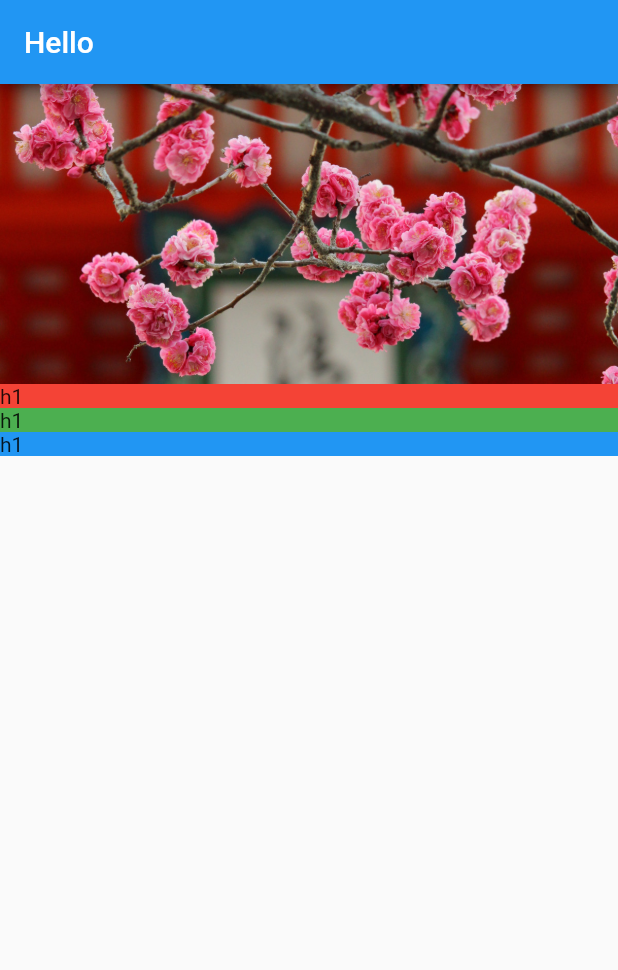
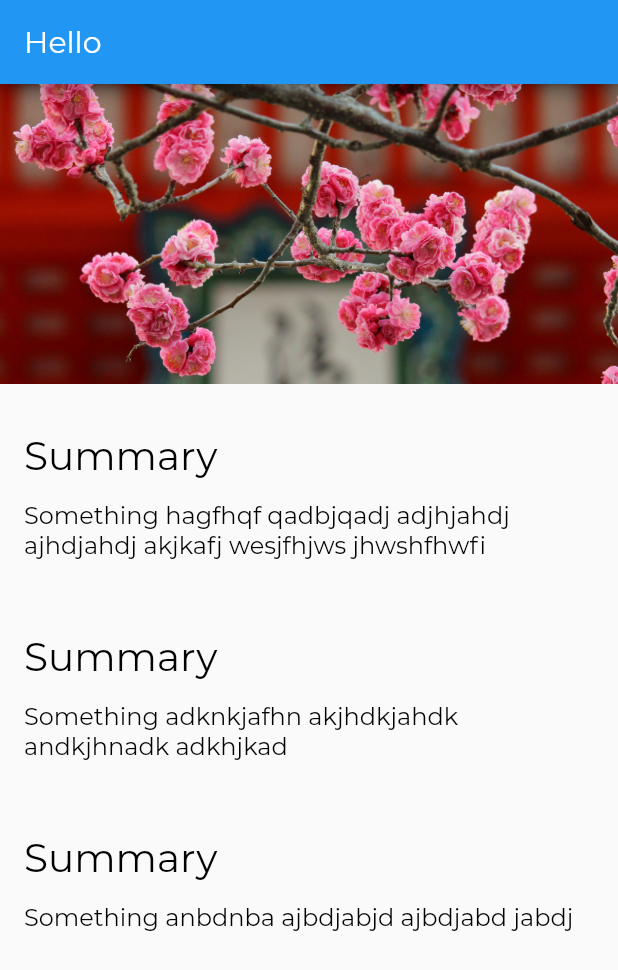
Before and after one commit to ngtruongthanh98/tourist_flutter_app, a Flutter app: the screen it shows after launch, on a phone screen of 412 x 824 dp. Shown: the top 970 px of the screen. Run offline on Flutter 3.47's test engine with Material 2 defaults, Android fonts, the phone set to English and light mode, and no system bars.

Commit message:
Add styles and fonts to the project.

```diff
--- a/lib/app.dart
+++ b/lib/app.dart
@@ -2,12 +2,22 @@
 
 import 'package:flutter/material.dart';
 import 'screens/location_detail/location_detail.dart';
+import 'style.dart';
 
 class App extends StatelessWidget {
   @override
   Widget build(BuildContext context) {
     return MaterialApp(
       home: LocationDetail(),
+      theme: ThemeData(
+        appBarTheme: AppBarTheme(
+          textTheme: TextTheme(title: AppBarTextStyle),
+        ),
+        textTheme: TextTheme(
+          title: TitleTextStyle,
+          body1: Body1TextStyle,
+        )
+      ),
     );
   }
 }
--- a/lib/screens/location_detail/location_detail.dart
+++ b/lib/screens/location_detail/location_detail.dart
@@ -14,9 +14,9 @@ class LocationDetail extends StatelessWidget {
         crossAxisAlignment: CrossAxisAlignment.stretch,
         children: [
           ImageBanner("assets/images/kiyomizu-dera.jpg"),
-          TextSection(Colors.red),
-          TextSection(Colors.green),
-          TextSection(Colors.blue),
+          TextSection("Summary", "Something hagfhqf qadbjqadj adjhjahdj ajhdjahdj akjkafj wesjfhjws jhwshfhwfi"),
+          TextSection("Summary", "Something adknkjafhn akjhdkjahdk andkjhnadk adkhjkad"),
+          TextSection("Summary", "Something anbdnba ajbdjabjd ajbdjabd jabdj"),
         ]
       )
     );
--- a/lib/screens/location_detail/text_section.dart
+++ b/lib/screens/location_detail/text_section.dart
@@ -1,17 +1,27 @@
 import 'package:flutter/material.dart';
 
 class TextSection extends StatelessWidget {
-  final Color _color;
+  final String _title;
+  final String _body;
+  static const double _hPad = 16.0;
 
-  TextSection(this._color);
+  TextSection(this._title, this._body);
 
   @override
   Widget build(BuildContext context) {
-    return Container(
-      decoration: BoxDecoration(
-        color: _color,
-      ),
-      child: Text('h1'),
+    return Column(
+      mainAxisAlignment: MainAxisAlignment.start,
+      crossAxisAlignment: CrossAxisAlignment.stretch,
+      children: [
+        Container(
+            padding: const EdgeInsets.fromLTRB(_hPad, 32.0, _hPad, 4.0),
+            child: Text(_title, style: Theme.of(context).textTheme.title),
+        ),
+        Container(
+          padding: const EdgeInsets.fromLTRB(_hPad, 10.0, _hPad, _hPad),
+          child: Text(_body, style: Theme.of(context).textTheme.body1),
+        ),
+      ],
     );
   }
 }
--- /dev/null
+++ b/lib/style.dart
@@ -0,0 +1,28 @@
+  import 'package:flutter/material.dart';
+
+  const LargeTextSize = 26.0;
+  const MediumTextSize = 20.0;
+  const BodyTextSize = 16.0;
+
+  const String FontNameDefault = 'Montserrat';
+
+  const AppBarTextStyle = TextStyle(
+    fontFamily: FontNameDefault,
+    fontWeight: FontWeight.w300,
+    fontSize: MediumTextSize,
+    color: Colors.white,
+  );
+
+  const TitleTextStyle = TextStyle(
+    fontFamily: FontNameDefault,
+    fontWeight: FontWeight.w300,
+    fontSize: LargeTextSize,
+    color: Colors.black,
+  );
+
+  const Body1TextStyle = TextStyle(
+    fontFamily: FontNameDefault,
+    fontWeight: FontWeight.w300,
+    fontSize: BodyTextSize,
+    color: Colors.black,
+  );
```
Also changed, not shown: pubspec.yaml (+7 -12 lines), assets/fonts/Montserrat-Bold.ttf (added), assets/fonts/Montserrat-Regular.ttf (added).
